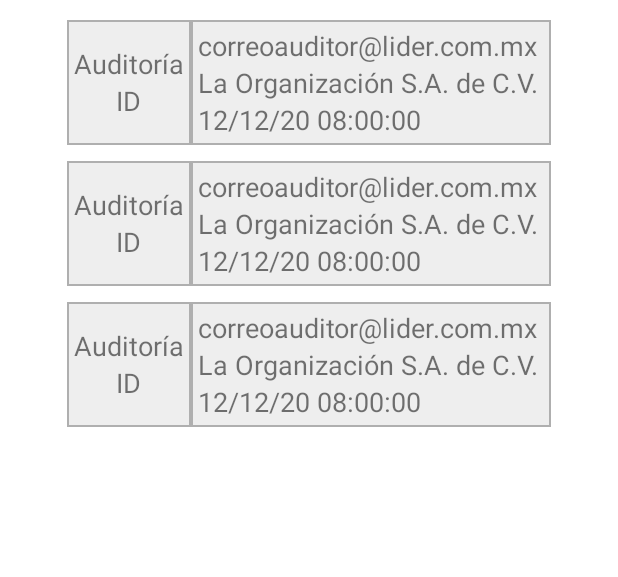
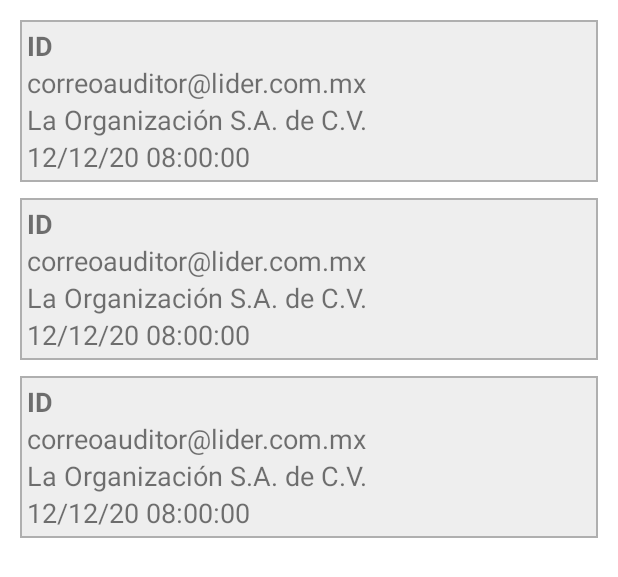
Before and after one commit to AlexY99/Audifast, an Android app: the layout fragment_lista_auxiliadas.xml on its own in the app's theme, with its tools: preview values and no code run, on a phone screen of 412 x 824 dp. Shown: the top 577 px of the screen. Run offline under Robolectric (Android 15) with nearby library versions, the phone set to English and light mode, and no system bars.

```diff
--- a/app/src/main/java/com/ricm/audifast/recyclerviewadapters/listaAuditoriasAdapter.java
+++ b/app/src/main/java/com/ricm/audifast/recyclerviewadapters/listaAuditoriasAdapter.java
@@ -54,7 +54,7 @@ public class listaAuditoriasAdapter extends RecyclerView.Adapter<listaAuditorias
 
         Auditoria modal = auditoriaList.get(position);
 
-        rowViewHolder.txtID.setText(modal.getId()+"");
+        rowViewHolder.txtID.setText("Auditoría "+modal.getId());
         rowViewHolder.txtCorreoLider.setText("Auditor Líder: "+modal.getCorreo_auditor_lider());
         rowViewHolder.txtOrganizacion.setText("Organización: "+modal.getOrganizacion());
         rowViewHolder.txtFechaRegistro.setText("Creada: "+modal.getFecha_registro());
--- a/app/src/main/java/com/ricm/audifast/recyclerviewadapters/listaProcesosAdapter.java
+++ b/app/src/main/java/com/ricm/audifast/recyclerviewadapters/listaProcesosAdapter.java
@@ -41,7 +41,7 @@ public class listaProcesosAdapter extends RecyclerView.Adapter<listaProcesosAdap
                 String correoEncargado = procesoList.get(vHolder.getAdapterPosition()).getCorreo_encargado();
                 if(correoEncargado.equals(correoAuditor)){
                     int id = procesoList.get(vHolder.getAdapterPosition()).getId();
-                    //cambiar clase por la de la actividad de evaluacion
+                    //cambiar clase por la de la actividad de evaluacion (recuerda que se manda la id del proceso, por eso ahora no funca bien)
                     Intent intent = new Intent(parent.getContext(), InfoAuditoria.class);
                     intent.putExtra("id",id);
                     parent.getContext().startActivity(intent);
--- a/app/src/main/res/layout/fragment_lista_auxiliadas.xml
+++ b/app/src/main/res/layout/fragment_lista_auxiliadas.xml
@@ -6,7 +6,7 @@
     android:layout_height="match_parent"
     tools:context=".ui.listaAuditorias.auxiliadasFragment">
 
-    <HorizontalScrollView
+    <ScrollView
         android:layout_width="match_parent"
         android:layout_height="match_parent"
         android:layout_marginEnd="8dp"
@@ -26,6 +26,6 @@
             android:layout_gravity="center_horizontal"
             tools:listitem="@layout/table_auditorias_item" />
 
-    </HorizontalScrollView>
+    </ScrollView>
 
 </FrameLayout>
--- a/app/src/main/res/layout/fragment_lista_auxiliares.xml
+++ b/app/src/main/res/layout/fragment_lista_auxiliares.xml
@@ -6,7 +6,7 @@
     android:layout_height="match_parent"
     tools:context=".ui.infoAuditoria.auxiliaresFragment">
 
-    <HorizontalScrollView
+    <ScrollView
         android:layout_width="match_parent"
         android:layout_height="match_parent"
         android:layout_marginEnd="8dp"
@@ -26,6 +26,6 @@
             android:layout_gravity="center_horizontal"
             tools:listitem="@layout/table_auxiliares_item"/>
 
-    </HorizontalScrollView>
+    </ScrollView>
 
 </FrameLayout>
--- a/app/src/main/res/layout/fragment_lista_contactos.xml
+++ b/app/src/main/res/layout/fragment_lista_contactos.xml
@@ -6,7 +6,7 @@
     android:layout_height="match_parent"
     tools:context=".ui.infoAuditoria.contactosFragment">
 
-    <HorizontalScrollView
+    <ScrollView
         android:layout_width="match_parent"
         android:layout_height="match_parent"
         android:layout_marginEnd="8dp"
@@ -26,6 +26,6 @@
             android:layout_gravity="center_horizontal"
             tools:listitem="@layout/table_contactos_item"/>
 
-    </HorizontalScrollView>
+    </ScrollView>
 
 </FrameLayout>
--- a/app/src/main/res/layout/fragment_lista_lideradas.xml
+++ b/app/src/main/res/layout/fragment_lista_lideradas.xml
@@ -6,7 +6,7 @@
     android:layout_height="match_parent"
     tools:context=".ui.listaAuditorias.lideradasFragment">
 
-    <HorizontalScrollView
+    <ScrollView
         android:layout_width="match_parent"
         android:layout_height="match_parent"
         android:layout_marginEnd="8dp"
@@ -26,6 +26,6 @@
             android:layout_gravity="center_horizontal"
             tools:listitem="@layout/table_auditorias_item"/>
 
-    </HorizontalScrollView>
+    </ScrollView>
 
 </FrameLayout>
--- a/app/src/main/res/layout/fragment_lista_productos.xml
+++ b/app/src/main/res/layout/fragment_lista_productos.xml
@@ -6,7 +6,7 @@
     android:layout_height="match_parent"
     tools:context=".ui.infoAuditoria.productosFragment">
 
-    <HorizontalScrollView
+    <ScrollView
         android:layout_width="match_parent"
         android:layout_height="match_parent"
         android:layout_marginEnd="8dp"
@@ -26,6 +26,6 @@
             android:layout_gravity="center_horizontal"
             tools:listitem="@layout/table_productos_item"/>
 
-    </HorizontalScrollView>
+    </ScrollView>
 
 </FrameLayout>
--- a/app/src/main/res/layout/table_auditorias_item.xml
+++ b/app/src/main/res/layout/table_auditorias_item.xml
@@ -2,42 +2,23 @@
 <LinearLayout xmlns:android="http://schemas.android.com/apk/res/android"
     android:layout_width="match_parent"
     android:layout_height="wrap_content"
-    android:layout_gravity="center_horizontal"
-    android:gravity="center_horizontal"
     android:orientation="horizontal"
     android:padding="5dp"
     android:id="@+id/item_auditoria">
 
     <LinearLayout
-        android:layout_width="wrap_content"
-        android:layout_height="match_parent"
+        android:layout_width="match_parent"
+        android:layout_height="wrap_content"
         android:orientation="vertical"
-        android:gravity="center"
         android:background="@drawable/table_content_cell_bg">
-
-        <TextView
-            android:id="@+id/lblAuditoria"
-            android:layout_width="wrap_content"
-            android:layout_height="wrap_content"
-            android:text="Auditoría"
-            android:textSize="18sp" />
 
         <TextView
             android:id="@+id/txtID"
             android:layout_width="wrap_content"
             android:layout_height="wrap_content"
             android:text="ID"
-            android:textSize="18sp" />
-
-    </LinearLayout>
-
-
-
-    <LinearLayout
-        android:layout_width="wrap_content"
-        android:layout_height="wrap_content"
-        android:orientation="vertical"
-        android:background="@drawable/table_content_cell_bg">
+            android:textSize="18sp"
+            android:textStyle="bold"/>
 
         <TextView
             android:id="@+id/txtCorreoLider"
```
